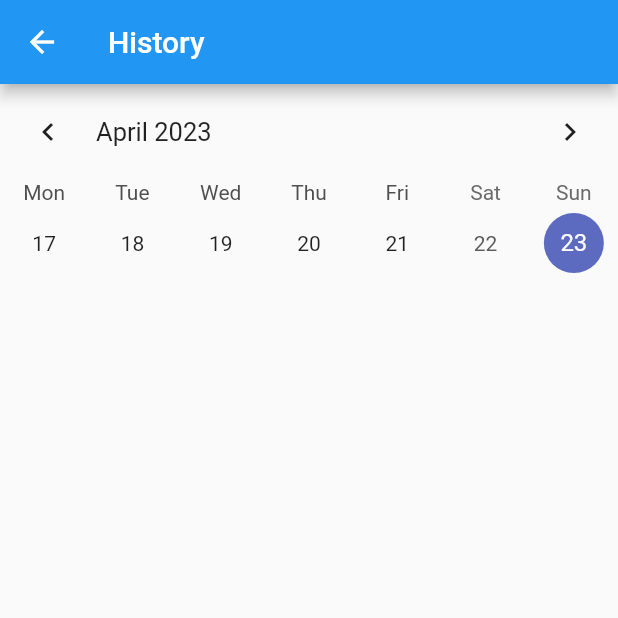
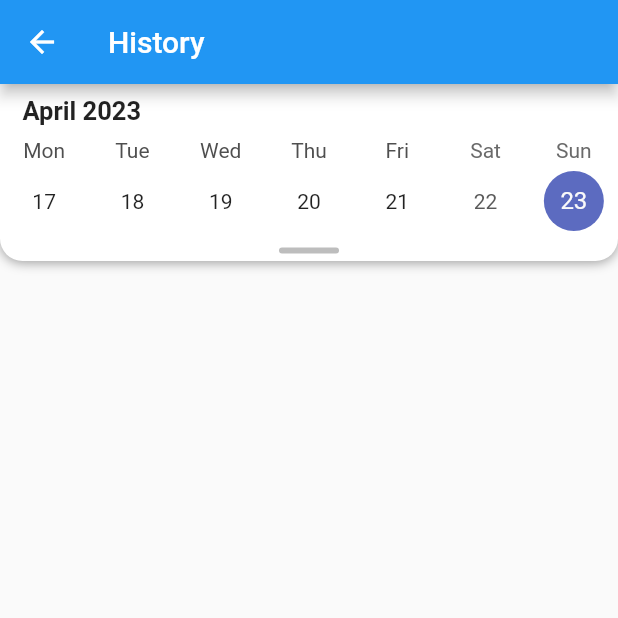
Before and after one commit to vitalikmordak/gym_tracker, a Flutter app: the HistoryPage screen opened directly, on a phone screen of 412 x 824 dp, the top half of it. Run offline on Flutter 3.47's test engine with Material 2 defaults, Android fonts, the phone set to English and light mode, and no system bars; drawn by our look-alikes of table_calendar.

Commit message:
Calendar UI improvements: add elevation and swipeable indicator at the bottom with gesture detection

```diff
--- /dev/null
+++ b/lib/components/swipable_indicator.dart
@@ -0,0 +1,19 @@
+import 'package:flutter/material.dart';
+
+// iOS style swipeable indicator on top or bottom for show that widget is expandable by swipe
+class SwipeableIndicator extends StatelessWidget {
+  const SwipeableIndicator({Key? key}) : super(key: key);
+
+  @override
+  Widget build(BuildContext context) {
+    return Container(
+      margin: const EdgeInsets.only(bottom: 5, top: 5),
+      width: 40.0,
+      height: 4.0,
+      decoration: BoxDecoration(
+        borderRadius: BorderRadius.circular(10.0),
+        color: Colors.grey.shade400,
+      ),
+    );
+  }
+}
--- a/lib/screens/history_page.dart
+++ b/lib/screens/history_page.dart
@@ -1,4 +1,5 @@
 import 'package:flutter/material.dart';
+import 'package:gym_tracker/components/swipable_indicator.dart';
 import 'package:table_calendar/table_calendar.dart';
 
 class HistoryPage extends StatefulWidget {
@@ -19,27 +20,35 @@ class _HistoryPageState extends State<HistoryPage> {
       appBar: AppBar(title: Text('History')),
       body: Column(
         children: [
-          //todo: add elevation to table calendar
-          //todo: add bottom small line to display widget is can be swiped
           //todo: change style of AppBar and Calendar
+          Container(
+            decoration: BoxDecoration(
+              color: Colors.white,
+              borderRadius: BorderRadius.only(
+                  bottomRight: (Radius.circular(15)),
+                  bottomLeft: (Radius.circular(15))),
+              boxShadow: [
+                BoxShadow(
+                  color: Colors.grey,
+                  offset: Offset(0.0, 1.0), //(x,y)
+                  blurRadius: 6.0,
+                )
+              ],
+            ),
+            child: Column(
+              children: [
                 TableCalendar(
-            firstDay: DateTime.utc(2010, 10, 16),
+                  firstDay: DateTime.utc(2023, 1, 1),
                   lastDay: DateTime.utc(2060, 12, 31),
                   focusedDay: _focusedDay,
                   calendarFormat: _calendarFormat,
-            availableCalendarFormats: {
-
-              CalendarFormat.month: 'Month',
-              CalendarFormat.week: 'Week'
-            },
-            onFormatChanged: (format) {
-              setState(() {
-                _calendarFormat = format;
-              });
-            },
                   headerStyle: HeaderStyle(
+                      headerMargin: EdgeInsets.only(left: 15),
+                      titleTextStyle:
+                          TextStyle(fontSize: 17, fontWeight: FontWeight.bold),
                       formatButtonVisible: false,
-            ),
+                      leftChevronVisible: false,
+                      rightChevronVisible: false),
                   startingDayOfWeek: StartingDayOfWeek.monday,
                   selectedDayPredicate: (day) {
                     return isSameDay(_selectedDay, day);
@@ -50,6 +59,30 @@ class _HistoryPageState extends State<HistoryPage> {
                       _selectedDay = selectedDay;
                     });
                   },
+                ),
+                GestureDetector(
+                  onVerticalDragUpdate: (details) {
+                    setState(() {
+                      if (details.delta.dy > 0) {
+                        _calendarFormat = CalendarFormat.month;
+                      } else {
+                        _calendarFormat = CalendarFormat.week;
+                      }
+                    });
+                  },
+                  onTap: () {
+                    setState(() {
+                      if (_calendarFormat == CalendarFormat.month) {
+                        _calendarFormat = CalendarFormat.week;
+                      } else {
+                        _calendarFormat = CalendarFormat.month;
+                      }
+                    });
+                  },
+                  child: const SwipeableIndicator(),
+                ),
+              ],
+            ),
           )
         ],
       ),
```
Also changed, not shown: pubspec.lock. Lines whose indentation alone changed are shown as unchanged.
